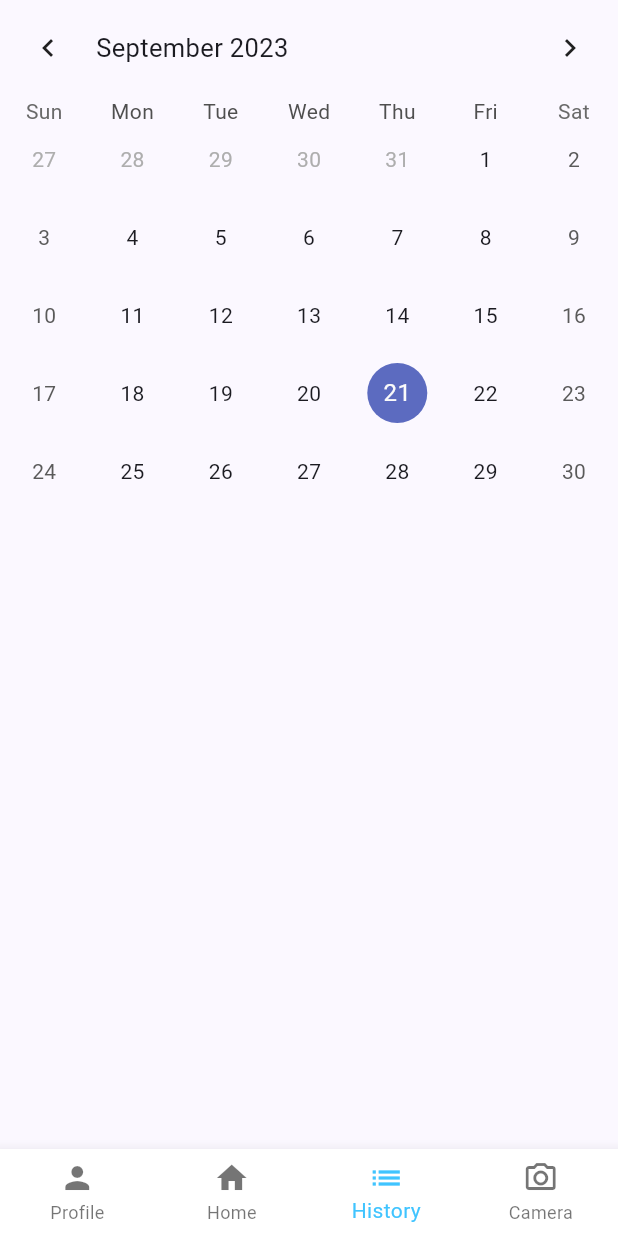
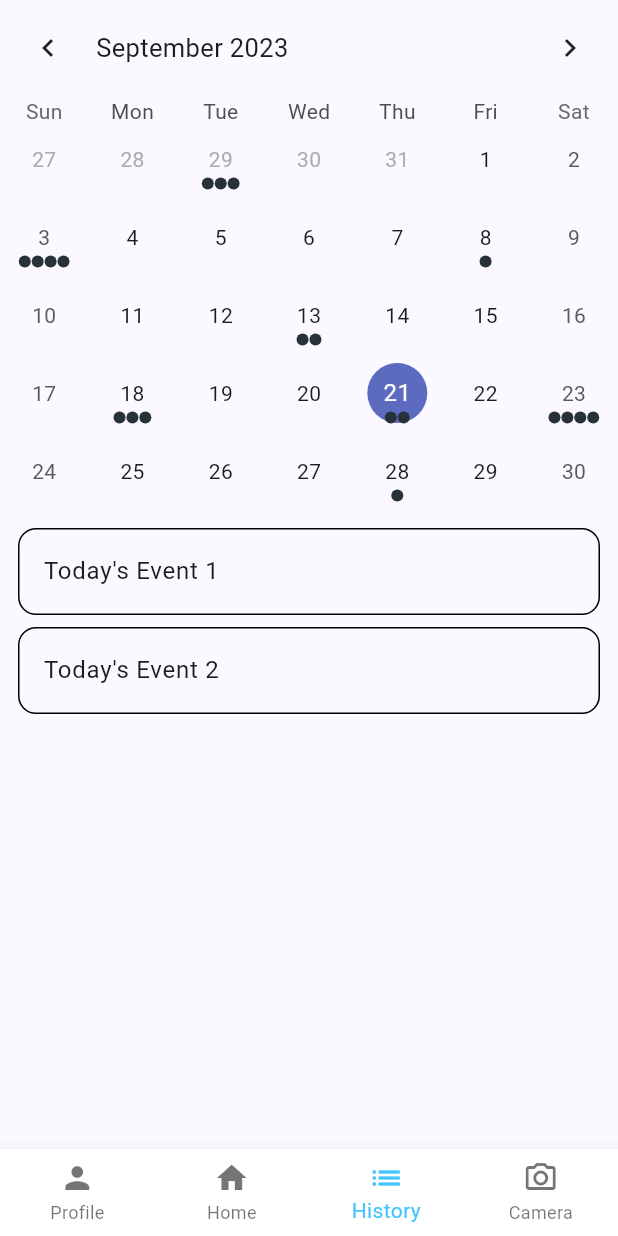
Before and after one commit to JeremyTaraba/alcohol_tracker, a Flutter app: the HistoryScreen screen opened directly, on a phone screen of 412 x 824 dp. Run offline on Flutter 3.47's test engine with Material 2 defaults, Android fonts, the phone set to English and light mode, and no system bars; drawn by our look-alikes of table_calendar; our stand-ins replace camera, cloud_firestore, firebase_auth, firebase_core, liquid_progress_indicator_v2, modal_progress_hud_nsn and 2 more; missing offline and left inert: tflite_flutter; accounts and stored records are empty; project files that could hold a hidden picture were left out.

Commit message:
cleaned up some warnings

```diff
--- a/lib/screens/history_screen.dart
+++ b/lib/screens/history_screen.dart
@@ -1,6 +1,7 @@
 import 'package:alcohol_tracker/util/bottom_nav.dart';
 import 'package:flutter/material.dart';
 import 'package:table_calendar/table_calendar.dart';
+import 'package:alcohol_tracker/util/calendar_utils.dart';
 
 class HistoryScreen extends StatefulWidget {
   const HistoryScreen({super.key});
@@ -10,8 +11,27 @@ class HistoryScreen extends StatefulWidget {
 }
 
 class _HistoryScreenState extends State<HistoryScreen> {
-  DateTime _selectedDay = DateTime.now();
+  DateTime? _selectedDay;
   DateTime _focusedDay = DateTime.now();
+  late final ValueNotifier<List<Event>> _selectedEvents;
+
+  @override
+  void dispose() {
+    _selectedEvents.dispose();
+    super.dispose();
+  }
+
+  List<Event> _getEventsForDay(DateTime day) {
+    // Implementation example
+    return kEvents[day] ?? [];
+  }
+
+  @override
+  void initState() {
+    _selectedDay = _focusedDay;
+    _selectedEvents = ValueNotifier(_getEventsForDay(_selectedDay!));
+    super.initState();
+  }
 
   @override
   Widget build(BuildContext context) {
@@ -19,23 +39,56 @@ class _HistoryScreenState extends State<HistoryScreen> {
       color: Colors.white,
       child: SafeArea(
         child: Scaffold(
-          body: Container(
-            child: TableCalendar(
+          body: Column(
+            children: [
+              TableCalendar(
                 firstDay: DateTime.utc(2010, 10, 16),
                 lastDay: DateTime.utc(2030, 3, 14),
                 focusedDay: _focusedDay,
+                eventLoader: _getEventsForDay,
                 availableCalendarFormats: const {CalendarFormat.month: "Month"},
                 selectedDayPredicate: (day) {
                   return isSameDay(_selectedDay, day);
                 },
                 pageJumpingEnabled: true,
                 onDaySelected: (selectedDay, focusedDay) {
+                  if (!isSameDay(_selectedDay, selectedDay)) {
                     setState(() {
                       _selectedDay = selectedDay;
                       _focusedDay = focusedDay; // update `_focusedDay` here as well
                     });
+                    _selectedEvents.value = _getEventsForDay(selectedDay);
+                  }
                 },
               ),
+              const SizedBox(height: 8.0),
+              Expanded(
+                child: ValueListenableBuilder<List<Event>>(
+                  valueListenable: _selectedEvents,
+                  builder: (context, value, _) {
+                    return ListView.builder(
+                      itemCount: value.length,
+                      itemBuilder: (context, index) {
+                        return Container(
+                          margin: const EdgeInsets.symmetric(
+                            horizontal: 12.0,
+                            vertical: 4.0,
+                          ),
+                          decoration: BoxDecoration(
+                            border: Border.all(),
+                            borderRadius: BorderRadius.circular(12.0),
+                          ),
+                          child: ListTile(
+                            onTap: () => print('${value[index]}'),
+                            title: Text('${value[index]}'),
+                          ),
+                        );
+                      },
+                    );
+                  },
+                ),
+              ),
+            ],
           ),
           bottomNavigationBar: bottomNav(
             selectedIndex: 2,
--- a/lib/screens/image_preview_screen.dart
+++ b/lib/screens/image_preview_screen.dart
@@ -40,8 +40,6 @@ class _ImagePreviewScreenState extends State<ImagePreviewScreen> {
   late Map<String, double> classification;
 
   late ImageClassificationHelper imageClassificationHelper;
-
-  late Future<bool> _task;
 
   late List<String> topResults;
   late List<MapEntry<String, double>> sortedResults;
--- a/lib/screens/signup_screen.dart
+++ b/lib/screens/signup_screen.dart
@@ -205,6 +205,5 @@ class _SignUpScreenState extends State<SignUpScreen> {
         ),
       ),
     );
-    ;
   }
 }
--- a/lib/util/bottom_nav.dart
+++ b/lib/util/bottom_nav.dart
@@ -1,6 +1,6 @@
 import 'package:alcohol_tracker/screens/history_screen.dart';
 import 'package:alcohol_tracker/screens/home_screen.dart';
-import 'package:alcohol_tracker/screens/image_preview_screen.dart';
+
 import 'package:alcohol_tracker/screens/profile_screen.dart';
 import 'package:flutter/material.dart';
 
@@ -8,7 +8,7 @@ import '../screens/camera_screen.dart';
 
 class bottomNav extends StatefulWidget {
   bottomNav({required this.selectedIndex});
-  int selectedIndex;
+  final int selectedIndex;
 
   @override
   State<bottomNav> createState() => _bottomNavState();
@@ -17,20 +17,16 @@ class bottomNav extends StatefulWidget {
 class _bottomNavState extends State<bottomNav> {
   void onItemTap(int index) {
     if (index == 0) {
-      Navigator.pushReplacement(
-          context, MaterialPageRoute(builder: (context) => ProfileScreen()));
+      Navigator.pushReplacement(context, MaterialPageRoute(builder: (context) => ProfileScreen()));
     }
     if (index == 1) {
-      Navigator.pushReplacement(
-          context, MaterialPageRoute(builder: (context) => HomeScreen()));
+      Navigator.pushReplacement(context, MaterialPageRoute(builder: (context) => HomeScreen()));
     }
     if (index == 2) {
-      Navigator.pushReplacement(
-          context, MaterialPageRoute(builder: (context) => HistoryScreen()));
+      Navigator.pushReplacement(context, MaterialPageRoute(builder: (context) => HistoryScreen()));
     }
     if (index == 3) {
-      Navigator.pushReplacement(
-          context, MaterialPageRoute(builder: (context) => CameraScreen()));
+      Navigator.pushReplacement(context, MaterialPageRoute(builder: (context) => CameraScreen()));
     }
   }
 
--- a/lib/util/buttons.dart
+++ b/lib/util/buttons.dart
@@ -13,7 +13,7 @@ class _RoundedButton extends StatelessWidget {
   final String title;
   final void Function() onPressed;
   final Color? textColor;
-  double horizontalPadding;
+  final double horizontalPadding;
 
   @override
   Widget build(BuildContext context) {
--- /dev/null
+++ b/lib/util/calendar_utils.dart
@@ -0,0 +1,44 @@
+import 'dart:collection';
+
+import 'package:table_calendar/table_calendar.dart';
+
+class Event {
+  final String title;
+
+  const Event(this.title);
+
+  @override
+  String toString() => title;
+}
+
+final kEvents = LinkedHashMap<DateTime, List<Event>>(
+  equals: isSameDay,
+  hashCode: getHashCode,
+)..addAll(_kEventSource);
+
+final _kEventSource = Map.fromIterable(List.generate(50, (index) => index),
+    key: (item) => DateTime.utc(kFirstDay.year, kFirstDay.month, item * 5),
+    value: (item) => List.generate(item % 4 + 1, (index) => Event('Event $item | ${index + 1}')))
+  ..addAll({
+    kToday: [
+      Event('Today\'s Event 1'),
+      Event('Today\'s Event 2'),
+    ],
+  });
+
+int getHashCode(DateTime key) {
+  return key.day * 1000000 + key.month * 10000 + key.year;
+}
+
+/// Returns a list of [DateTime] objects from [first] to [last], inclusive.
+List<DateTime> daysInRange(DateTime first, DateTime last) {
+  final dayCount = last.difference(first).inDays + 1;
+  return List.generate(
+    dayCount,
+    (index) => DateTime.utc(first.year, first.month, first.day + index),
+  );
+}
+
+final kToday = DateTime.now();
+final kFirstDay = DateTime(kToday.year, kToday.month - 3, kToday.day);
+final kLastDay = DateTime(kToday.year, kToday.month + 3, kToday.day);
```
Also changed, not shown: lib/screens/camera_screen.dart (+6 -17 lines), lib/screens/home_screen.dart (+4 -6 lines), lib/screens/login_register_screen.dart (+6 -12 lines), lib/screens/login_screen.dart (+12 -26 lines), lib/util/firebase_info.dart (+1 -6 lines). Lines whose indentation alone changed are shown as unchanged.
